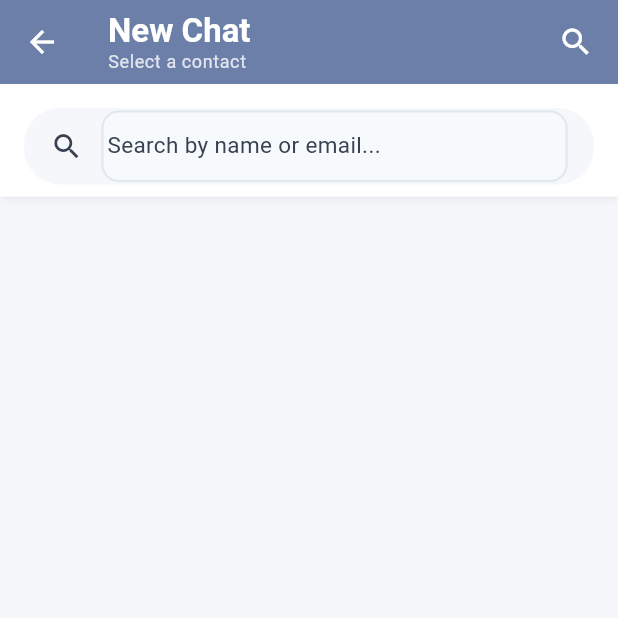
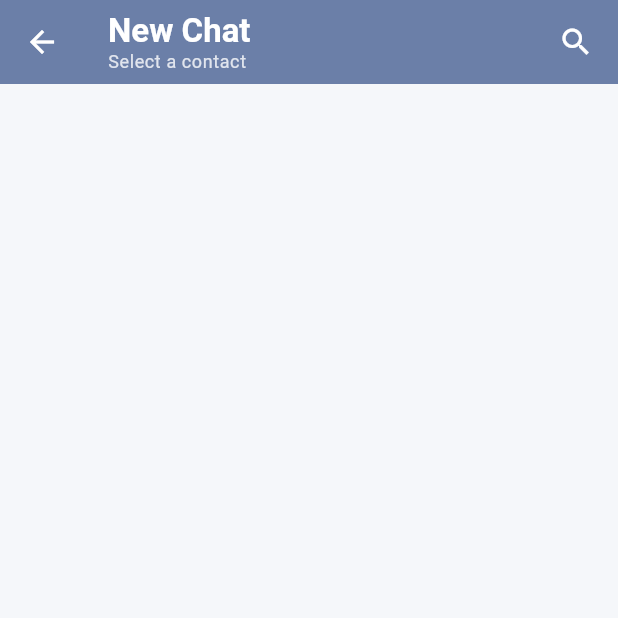
Before and after one commit to BDCdevo/HRM, a Flutter app: the _EmployeeSelectionView screen opened directly with empty values, on a phone screen of 412 x 824 dp, the top half of it. Run offline on Flutter 3.47's test engine with Material 3 defaults, Android fonts, the phone set to English and light mode, and no system bars; our stand-ins replace cached_network_image, dio, equatable, fl_chart, flutter_bloc, flutter_secure_storage and 6 more; missing offline and left inert: pusher_channels_flutter; accounts and stored records are empty.

Commit message:
refactor: Remove Old Search Bar & Improve Search TextField Design
Changes:
1. Removed old search bar widget below AppBar
2. Removed results count widget
3. Enhanced search mode TextField design in AppBar:
   - Added semi-transparent white background (15% opacity)
   - Rounded corners with 8px radius
   - Better contrast and visibility
   - Proper padding and sizing

User Experience:
- Cleaner interface without redundant search bars
- WhatsApp-style search experience
- Better visual hierarchy
- Improved search field aesthetics

🤖 Generated with [Claude Code](https://claude.com/claude-code)

Co-Authored-By: Claude <noreply@anthropic.com>

```diff
--- a/lib/features/chat/ui/screens/employee_selection_screen.dart
+++ b/lib/features/chat/ui/screens/employee_selection_screen.dart
@@ -189,20 +189,8 @@ class _EmployeeSelectionViewState extends State<_EmployeeSelectionView>
         builder: (context, chatState) {
           return BlocBuilder<EmployeesCubit, EmployeesState>(
             builder: (context, employeesState) {
-              return Column(
-                children: [
-                  // Search Bar
-                  _buildSearchBar(isDark),
-
-                  // Results Count
-                  _buildResultsCount(employeesState, isDark),
-
-                  // Employees List
-                  Expanded(
-                    child: _buildBody(employeesState, chatState, isDark),
-                  ),
-                ],
-              );
+              // Directly show body without search bar and results count
+              return _buildBody(employeesState, chatState, isDark);
             },
           );
         },
@@ -228,20 +216,31 @@ class _EmployeeSelectionViewState extends State<_EmployeeSelectionView>
             context.read<EmployeesCubit>().searchEmployees('');
           },
         ),
-        title: TextField(
+        title: Container(
+          padding: const EdgeInsets.symmetric(horizontal: 16, vertical: 8),
+          decoration: BoxDecoration(
+            color: AppColors.white.withOpacity(0.15),
+            borderRadius: BorderRadius.circular(8),
+          ),
+          child: TextField(
             controller: _searchController,
             autofocus: true,
-          style: const TextStyle(color: AppColors.white),
+            style: const TextStyle(color: AppColors.white, fontSize: 16),
             decoration: InputDecoration(
               hintText: 'Search...',
               hintStyle: TextStyle(
-              color: AppColors.white.withOpacity(0.7),
+                color: AppColors.white.withOpacity(0.6),
+                fontSize: 16,
               ),
               border: InputBorder.none,
+              isDense: true,
+              contentPadding: EdgeInsets.zero,
             ),
             onChanged: (value) {
+              setState(() {}); // Rebuild to show/hide clear button
               context.read<EmployeesCubit>().searchEmployees(value);
             },
+          ),
         ),
         actions: [
           if (_searchController.text.isNotEmpty)
@@ -249,6 +248,7 @@ class _EmployeeSelectionViewState extends State<_EmployeeSelectionView>
               icon: const Icon(Icons.clear, color: AppColors.white),
               onPressed: () {
                 _searchController.clear();
+                setState(() {});
                 context.read<EmployeesCubit>().searchEmployees('');
               },
             ),
@@ -308,164 +308,6 @@ class _EmployeeSelectionViewState extends State<_EmployeeSelectionView>
         ),
         const SizedBox(width: 4),
       ],
-    );
-  }
-
-  /// Build Search Bar
-  Widget _buildSearchBar(bool isDark) {
-    return Container(
-      padding: const EdgeInsets.fromLTRB(16, 16, 16, 8),
-      decoration: BoxDecoration(
-        color: isDark ? AppColors.darkCard : AppColors.white,
-        boxShadow: [
-          BoxShadow(
-            color: Colors.black.withOpacity(0.05),
-            blurRadius: 4,
-            offset: const Offset(0, 2),
-          ),
-        ],
-      ),
-      child: Row(
-        children: [
-          Expanded(
-            child: Container(
-              padding: const EdgeInsets.symmetric(horizontal: 16),
-              decoration: BoxDecoration(
-                color: isDark ? AppColors.darkInput : AppColors.background,
-                borderRadius: BorderRadius.circular(24),
-                border: Border.all(
-                  color: _searchController.text.isNotEmpty
-                      ? (isDark ? AppColors.darkAccent : AppColors.accent)
-                      : Colors.transparent,
-                  width: 1.5,
-                ),
-              ),
-              child: Row(
-                children: [
-                  Icon(
-                    Icons.search,
-                    color: isDark
-                        ? AppColors.darkTextSecondary
-                        : AppColors.textSecondary,
-                    size: 22,
-                  ),
-                  const SizedBox(width: 12),
-                  Expanded(
-                    child: TextField(
-                      controller: _searchController,
-                      style: TextStyle(
-                        color: isDark
-                            ? AppColors.darkTextPrimary
-                            : AppColors.textPrimary,
-                        fontSize: 15,
-                      ),
-                      onChanged: (value) {
-                        setState(() {});
-                        context.read<EmployeesCubit>().searchEmployees(value);
-                      },
-                      decoration: InputDecoration(
-                        hintText: 'Search by name or email...',
-                        hintStyle: AppTextStyles.bodyMedium.copyWith(
-                          color: isDark
-                              ? AppColors.darkTextSecondary
-                              : AppColors.textSecondary,
-                          fontSize: 15,
-                        ),
-                        border: InputBorder.none,
-                        contentPadding:
-                            const EdgeInsets.symmetric(vertical: 12),
-                      ),
-                    ),
-                  ),
-                  if (_searchController.text.isNotEmpty)
-                    IconButton(
-                      icon: Icon(
-                        Icons.clear,
-                        color: isDark
-                            ? AppColors.darkTextSecondary
-                            : AppColors.textSecondary,
-                        size: 20,
-                      ),
-                      onPressed: () {
-                        setState(() {
-                          _searchController.clear();
-                        });
-                        context.read<EmployeesCubit>().searchEmployees('');
-                      },
-                      padding: EdgeInsets.zero,
-                      constraints: const BoxConstraints(),
-                    ),
-                ],
-              ),
-            ),
-          ),
-        ],
-      ),
-    );
-  }
-
-  /// Build Results Count
-  Widget _buildResultsCount(EmployeesState state, bool isDark) {
-    if (state is! EmployeesLoaded) {
-      return const SizedBox.shrink();
-    }
-
-    final filteredCount = state.filteredEmployees.length;
-    final totalCount = state.employees.length;
-    final searchQuery = _searchController.text;
-
-    if (searchQuery.isEmpty) {
-      return Container(
-        padding: const EdgeInsets.symmetric(horizontal: 16, vertical: 12),
-        child: Row(
-          children: [
-            Icon(
-              Icons.people_outline,
-              size: 18,
-              color: isDark
-                  ? AppColors.darkTextSecondary
-                  : AppColors.textSecondary,
-            ),
-            const SizedBox(width: 8),
-            Text(
-              '$totalCount employees available',
-              style: AppTextStyles.bodySmall.copyWith(
-                color: isDark
-                    ? AppColors.darkTextSecondary
-                    : AppColors.textSecondary,
-                fontWeight: FontWeight.w500,
-              ),
-            ),
-          ],
-        ),
-      );
-    }
-
-    return Container(
-      padding: const EdgeInsets.symmetric(horizontal: 16, vertical: 12),
-      child: Row(
-        children: [
-          Icon(
-            filteredCount == 0 ? Icons.search_off : Icons.filter_list,
-            size: 18,
-            color: filteredCount == 0
-                ? AppColors.error
-                : (isDark ? AppColors.darkAccent : AppColors.accent),
-          ),
-          const SizedBox(width: 8),
-          Text(
-            filteredCount == 0
-                ? 'No results found'
-                : '$filteredCount result${filteredCount > 1 ? 's' : ''} found',
-            style: AppTextStyles.bodySmall.copyWith(
-              color: filteredCount == 0
-                  ? AppColors.error
-                  : (isDark ? AppColors.darkAccent : AppColors.accent),
-              fontWeight: FontWeight.w600,
-            ),
-          ),
-        ],
-      ),
     );
   }
 
```
Lines whose indentation alone changed are shown as unchanged.
